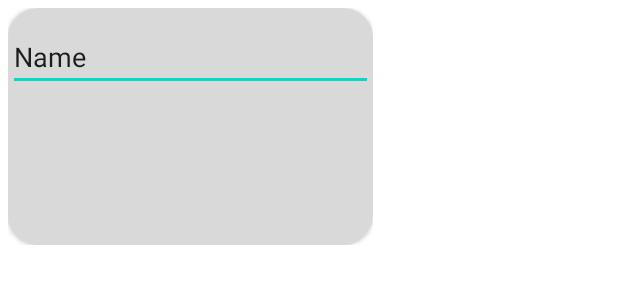
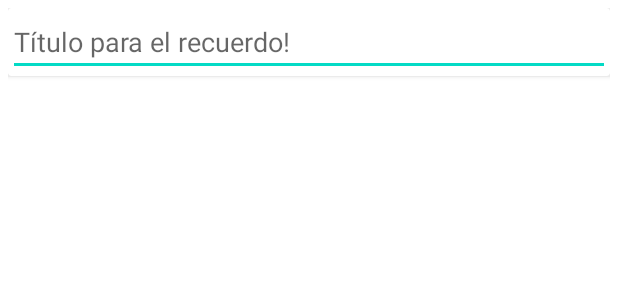
Before and after one commit to UO276213/wip, an Android app: the layout grid_item_image.xml on its own in the app's theme, with its tools: preview values and no code run, on a phone screen of 412 x 824 dp. Shown: the top 300 px of the screen. Run offline under Robolectric (Android 15) with nearby library versions, the phone set to English and light mode, and no system bars.

Commit message:
Proceso mejora subir fotos

```diff
--- a/app/src/main/res/layout/activity_details.xml
+++ b/app/src/main/res/layout/activity_details.xml
@@ -10,11 +10,13 @@
         android:layout_width="match_parent"
         android:layout_height="wrap_content">
 
+
         <com.denzcoskun.imageslider.ImageSlider
             android:id="@+id/slider"
             android:layout_width="match_parent"
             android:layout_height="300dp"
             android:layout_margin="20dp"
+            android:layout_marginTop="16dp"
             app:iss_auto_cycle="true"
             app:iss_corner_radius="20"
             app:iss_error_image="@drawable/image_not_available"
@@ -24,7 +26,6 @@
             app:layout_constraintStart_toStartOf="parent"
             app:layout_constraintTop_toTopOf="parent" />
 
-
         <ImageButton
             android:id="@+id/btnFav"
             android:layout_width="70dp"
@@ -32,12 +33,14 @@
             android:layout_alignParentStart="true"
             android:layout_alignParentEnd="true"
             android:layout_alignParentBottom="true"
+            android:layout_marginStart="293dp"
             android:layout_marginEnd="8dp"
             android:layout_weight="100"
             android:backgroundTint="#FFFFFF"
             android:minHeight="48dp"
             app:layout_constraintBottom_toBottomOf="@+id/slider"
             app:layout_constraintEnd_toEndOf="@+id/slider"
+            app:layout_constraintStart_toStartOf="@+id/slider"
             app:layout_constraintTop_toTopOf="@+id/slider"
             app:layout_constraintVertical_bias="0.956"
             app:srcCompat="@drawable/ic_baseline_favorite_border_24" />
@@ -81,20 +84,11 @@
             android:layout_width="379dp"
             android:layout_height="183dp"
             android:layout_margin="16dp"
-            android:layout_marginStart="16dp"
-            app:layout_constraintBottom_toBottomOf="parent"
-            app:layout_constraintStart_toStartOf="parent"
-            app:layout_constraintTop_toBottomOf="@+id/linearLayout"
-            app:layout_constraintVertical_bias="0.261" />
-
-        <ImageButton
-            android:id="@+id/btnAddMemories"
-            android:layout_width="wrap_content"
-            android:layout_height="wrap_content"
             app:layout_constraintBottom_toBottomOf="parent"
             app:layout_constraintEnd_toEndOf="parent"
             app:layout_constraintStart_toStartOf="parent"
-            app:layout_constraintTop_toBottomOf="@+id/recyclerView"
-            app:srcCompat="@android:drawable/ic_menu_add" />
+            app:layout_constraintTop_toBottomOf="@+id/linearLayout"
+            app:layout_constraintVertical_bias="1.0" />
+
     </androidx.constraintlayout.widget.ConstraintLayout>
 </ScrollView>
--- a/app/src/main/res/layout/grid_item_image.xml
+++ b/app/src/main/res/layout/grid_item_image.xml
@@ -1,4 +1,37 @@
 <?xml version="1.0" encoding="utf-8"?>
+<RelativeLayout xmlns:android="http://schemas.android.com/apk/res/android"
+    android:layout_width="match_parent"
+    android:layout_height="120dp"
+    android:padding="5dp">
+
+    <androidx.cardview.widget.CardView
+        android:layout_width="match_parent"
+        android:layout_height="wrap_content" >
+
+        <LinearLayout
+            android:layout_width="match_parent"
+            android:layout_height="match_parent"
+            android:orientation="vertical">
+
+            <ImageView
+                android:id="@+id/grid_item_image"
+                android:layout_width="match_parent"
+                android:layout_height="wrap_content"
+                android:scaleType="fitXY" />
+
+            <EditText
+                android:id="@+id/editTextTextPersonName2"
+                android:layout_width="match_parent"
+                android:layout_height="wrap_content"
+                android:ems="10"
+                android:hint="Título para el recuerdo!"
+                android:inputType="textPersonName" />
+        </LinearLayout>
+
+    </androidx.cardview.widget.CardView>
+
+</RelativeLayout>
+<!--<?xml version="1.0" encoding="utf-8"?>
 <RelativeLayout xmlns:android="http://schemas.android.com/apk/res/android"
     android:layout_width="wrap_content"
     android:layout_height="wrap_content"
@@ -7,13 +40,13 @@
 
 
     <androidx.cardview.widget.CardView
-        android:layout_width="243dp"
-        android:layout_height="158dp"
+        android:layout_width="303dp"
+        android:layout_height="152dp"
         app:cardBackgroundColor="@color/light_grey"
         app:cardCornerRadius="20dp">
 
         <LinearLayout
-            android:layout_width="match_parent"
+            android:layout_width="wrap_content"
             android:layout_height="match_parent"
             android:orientation="vertical">
 
@@ -31,10 +64,9 @@
                 android:layout_width="match_parent"
                 android:layout_height="wrap_content"
                 android:ems="10"
-                android:inputType="textPersonName"
-                android:text="Name" />
+                android:hint="Título del recuerdo!" />
         </LinearLayout>
 
     </androidx.cardview.widget.CardView>
 
-</RelativeLayout>
+</RelativeLayout>-->
```
